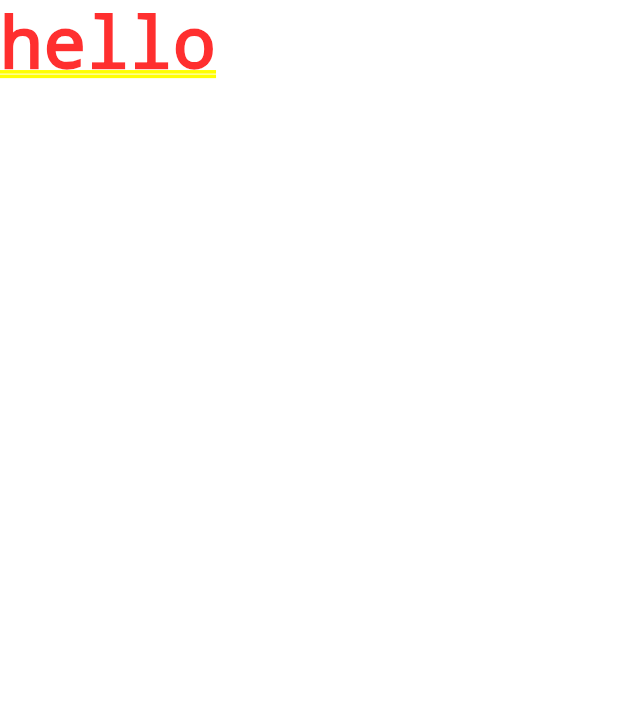
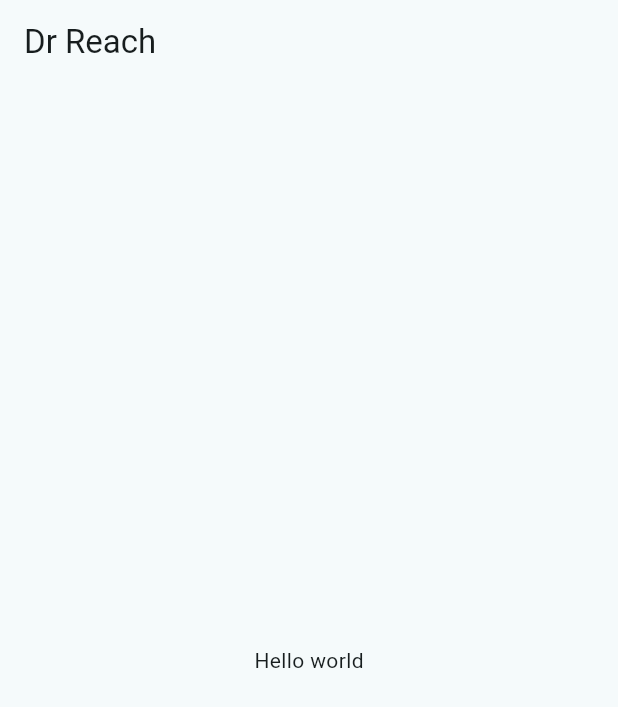
Before and after one commit to wizfury/drreach, a Flutter app: the screen it shows after launch, on a phone screen of 412 x 824 dp. Shown: the top 707 px of the screen. Run offline on Flutter 3.47's test engine with Material 3 defaults, Android fonts, the light colour scheme and no system bars.

Commit message:
initial commit

```diff
--- a/lib/main.dart
+++ b/lib/main.dart
@@ -12,12 +12,21 @@ class MyApp extends StatelessWidget {
   Widget build(BuildContext context) {
     return MaterialApp(
       title: 'Flutter Demo',
+      debugShowCheckedModeBanner: false,
       theme: ThemeData(
 
-        colorScheme: ColorScheme.fromSeed(seedColor: Colors.deepPurple),
+        colorScheme: ColorScheme.fromSeed(seedColor: Colors.white),
         useMaterial3: true,
       ),
-      home: Text("hello")
+        home: Scaffold(
+          appBar:
+            AppBar(
+              title: Text("Dr Reach"),
+              ),
+
+            body: Center(child: Text("Hello world"),),
+            ),
+
     );
   }
 }
```
Also changed, not shown: pubspec.lock.
